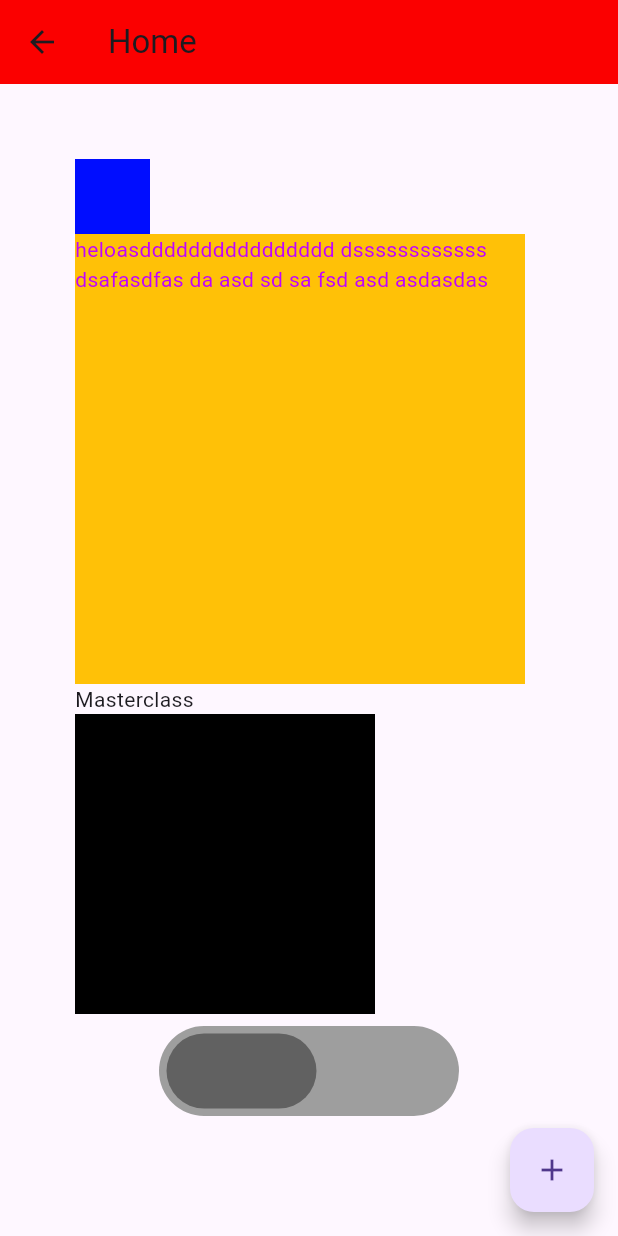
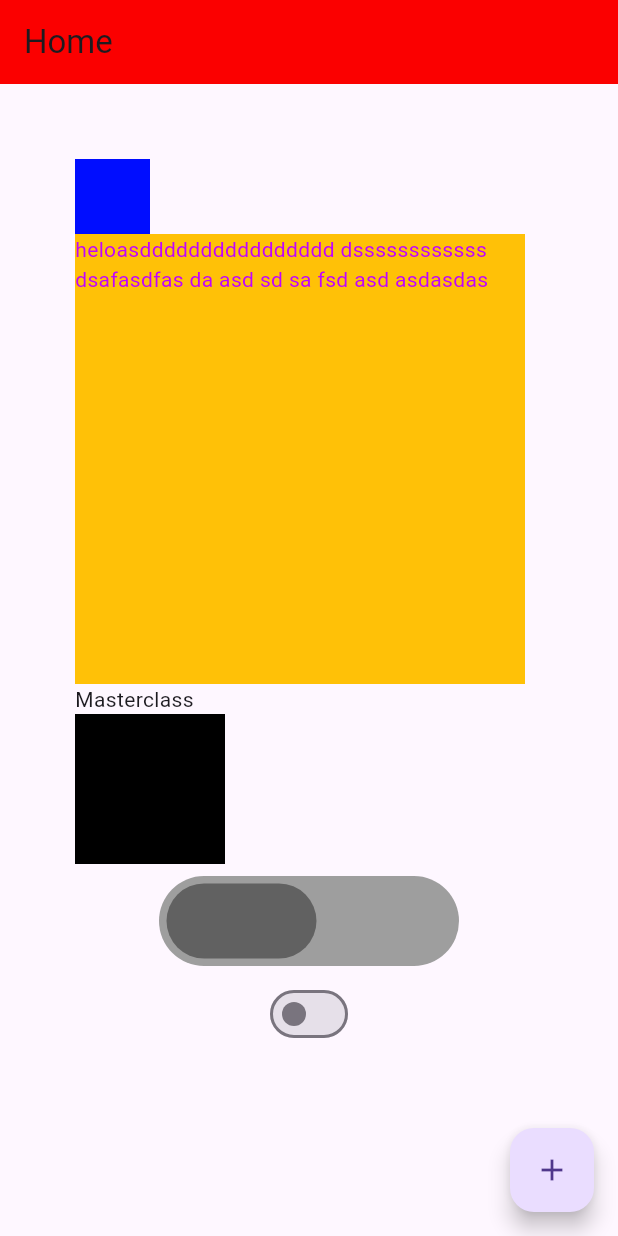
Before and after one commit to VinicioSantosOliveira/learnflutter, a Flutter app: the screen it shows after launch, on a phone screen of 412 x 824 dp. Run offline on Flutter 3.47's test engine with Material 3 defaults, Android fonts, the phone set to English and light mode, and no system bars.

Commit message:
learn switch

```diff
--- a/lib/home_page.dart
+++ b/lib/home_page.dart
@@ -1,17 +1,20 @@
 import 'package:flutter/material.dart';
 import 'package:learnflutter/custom_buttom.dart';
+
+import 'switch_widget.dart';
 
 class HomePage extends StatelessWidget {
   const HomePage({super.key});
 
   @override
   Widget build(BuildContext context) {
-    const size = 200.0;
+    const size = 100.0;
 
     return Scaffold(
       appBar: AppBar(
         backgroundColor: const Color.fromARGB(255, 251, 0, 0),
         title: const Text('Home'),
+        automaticallyImplyLeading: false,
       ),
       body: Padding(
         padding: const EdgeInsets.only(
@@ -54,6 +57,7 @@ class HomePage extends StatelessWidget {
               padding: EdgeInsets.all(8.0),
               child: CustomButtom(),
             ),
+            SwitchWidget(),
           ],
         ),
       ),
--- a/lib/my_app.dart
+++ b/lib/my_app.dart
@@ -1,5 +1,5 @@
 import 'package:flutter/material.dart';
-import 'package:learnflutter/splash_screen.dart';
+import 'package:learnflutter/splash_page.dart';
 
 class MyApp extends StatelessWidget {
   const MyApp({super.key});
--- /dev/null
+++ b/lib/switch_widget.dart
@@ -0,0 +1,26 @@
+import 'package:flutter/material.dart';
+
+class SwitchWidget extends StatefulWidget {
+  const SwitchWidget({super.key});
+
+  @override
+  State<SwitchWidget> createState() => _SwitchWidgetState();
+}
+
+class _SwitchWidgetState extends State<SwitchWidget> {
+  bool isSwitched = false;
+
+  @override
+  Widget build(BuildContext context) {
+    return Center(
+      child: Switch(
+        value: isSwitched,
+        onChanged: (value) {
+          setState(() {
+            isSwitched = value;
+          });
+        },
+      ),
+    );
+  }
+}
```
Also changed, not shown: lib/splash_page.dart (renamed from lib/splash_screen.dart).
